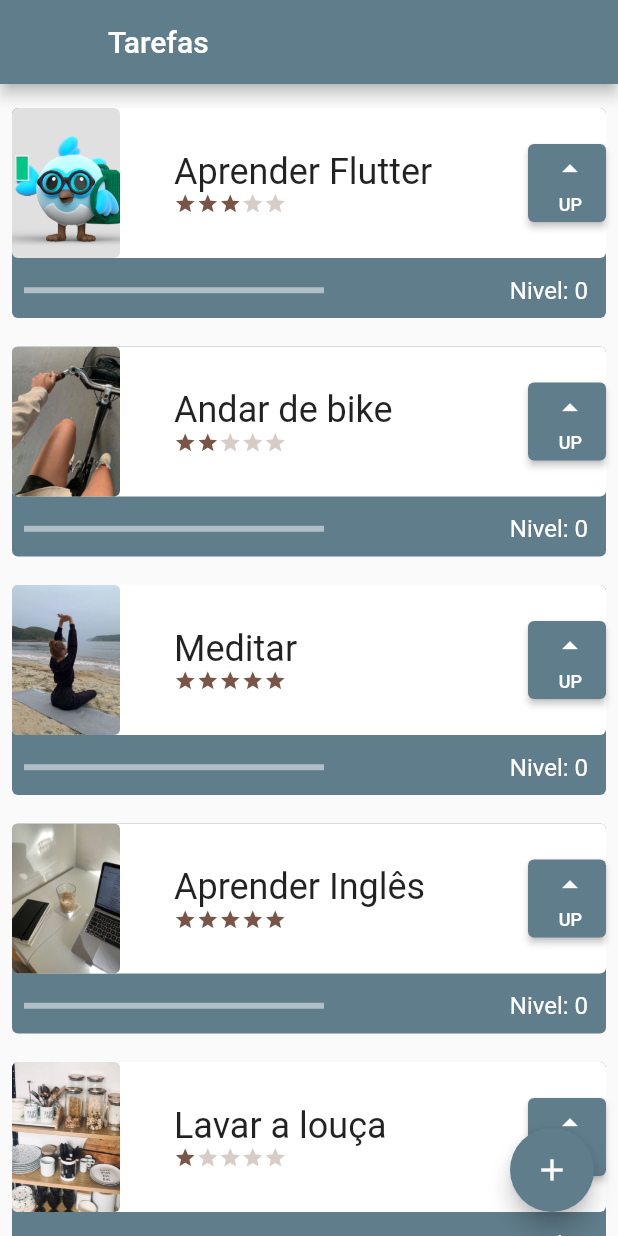
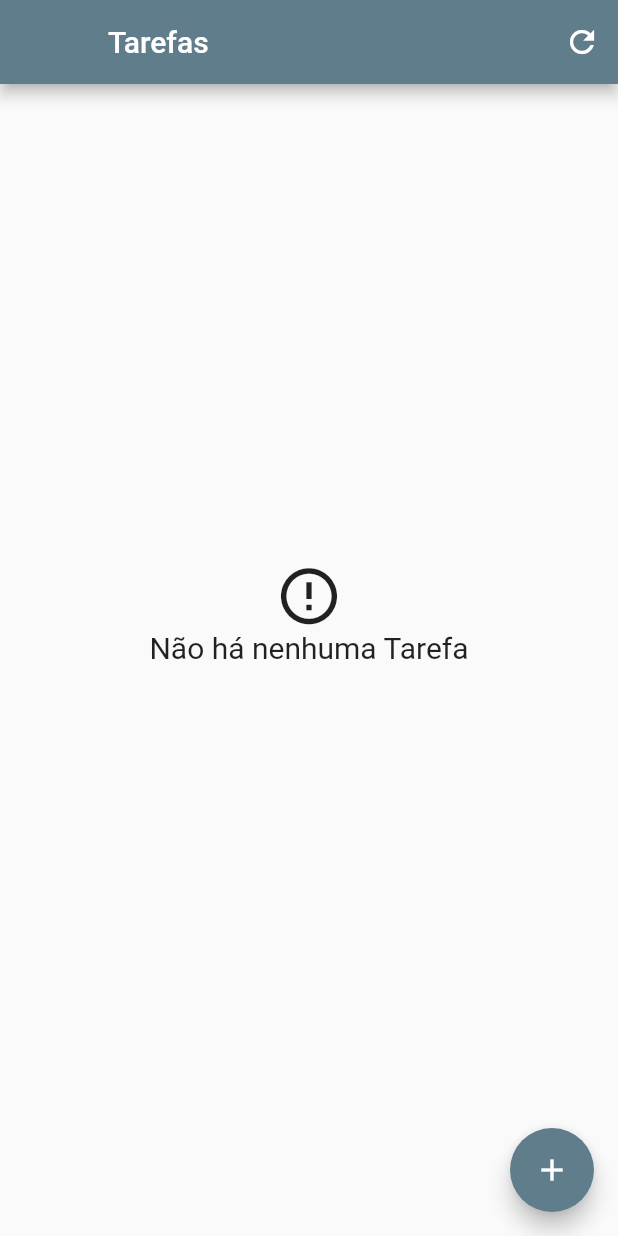
Before and after one commit to isabelaomaciel/to_do_list, a Flutter app: the screen it shows after launch, on a phone screen of 412 x 824 dp. Run offline on Flutter 3.47's test engine with Material 2 defaults, Android fonts, the phone set to English and light mode, and no system bars; our stand-ins replace sqflite; accounts and stored records are empty.

Commit message:
feat: database, delete button and reloading task

```diff
--- a/lib/components/task.dart
+++ b/lib/components/task.dart
@@ -1,5 +1,6 @@
 import 'package:flutter/material.dart';
 import 'package:to_do/components/difficulty.dart';
+import 'package:to_do/data/task_dao.dart';
 
 class Task extends StatefulWidget {
   final String name;
@@ -122,6 +123,9 @@ class _TaskState extends State<Task> {
                       height: 52,
                       width: 52,
                       child: ElevatedButton(
+                        onLongPress: (){
+                          TaskDao().delete(widget.name);
+                        },
                           onPressed: () {
                             setState(() {
                               upNivel();
--- a/lib/screens/form_screen.dart
+++ b/lib/screens/form_screen.dart
@@ -1,5 +1,8 @@
 import 'package:flutter/material.dart';
+import 'package:to_do/components/task.dart';
 import 'package:to_do/data/task_inherited.dart';
+
+import '../data/task_dao.dart';
 
 class FormScreen extends StatefulWidget {
   const FormScreen({Key? key, required this.taskContext}) : super(key: key);
@@ -24,11 +27,9 @@ class _FormScreenState extends State<FormScreen> {
     return false;
   }
 
-  bool difficultyValidator(String? value){
-    if(value != null && value.isEmpty){
-      if(value!.isEmpty ||
-          int.parse(value) > 5 ||
-          int.parse(value) < 1){
+  bool difficultyValidator(String? value) {
+    if (value != null && value.isEmpty) {
+      if (value!.isEmpty || int.parse(value) > 5 || int.parse(value) < 1) {
         return true;
       }
     }
@@ -140,14 +141,14 @@ class _FormScreenState extends State<FormScreen> {
                     ),
                   ),
                   ElevatedButton(
-                    onPressed: () {
+                    onPressed: () async {
                       if (_formKey.currentState!.validate()) {
-                        // print(nameController.text);
-                        // print(int.parse(difficultyController.text));
-                        TaskInherited.of(widget.taskContext).newTask(
-                            nameController.text,
-                            imageController.text,
-                            int.parse(difficultyController.text));
+                        await TaskDao().save(Task(
+                          nameController.text,
+                          imageController.text,
+                          int.parse(difficultyController.text),
+                        ));
+
                         ScaffoldMessenger.of(context).showSnackBar(
                           const SnackBar(
                             content: Text('Criando uma nova tarefa'),
--- a/lib/screens/initial_screen.dart
+++ b/lib/screens/initial_screen.dart
@@ -1,6 +1,9 @@
 import 'package:flutter/material.dart';
 import 'package:to_do/data/task_inherited.dart';
 import 'package:to_do/screens/form_screen.dart';
+
+import '../components/task.dart';
+import '../data/task_dao.dart';
 
 class InitialScreen extends StatefulWidget {
   const InitialScreen({Key? key}) : super(key: key);
@@ -15,14 +18,84 @@ class _InitialScreenState extends State<InitialScreen> {
     return Scaffold(
       appBar: AppBar(
         leading: Container(),
+        actions: [
+          IconButton(onPressed: (){setState(() {
+
+          });}, icon: Icon(Icons.refresh))
+        ],
         title: const Text('Tarefas'),
       ),
-      body: ListView(
+      body: Padding(
         padding: const EdgeInsets.only(
           top: 8,
           bottom: 70,
         ),
-        children: TaskInherited.of(context).taskList,
+        child: FutureBuilder<List<Task>>(
+            future: TaskDao().findAll(),
+            builder: (context, snapshot) {
+              List<Task>? items = snapshot.data;
+              switch (snapshot.connectionState) {
+                case ConnectionState.none:
+                  return Center(
+                    child: Column(
+                      children: [
+                        CircularProgressIndicator(),
+                        Text('Carregando'),
+                      ],
+                    ),
+                  );
+                  break;
+                case ConnectionState.waiting:
+                  return Center(
+                    child: Column(
+                      children: [
+                        CircularProgressIndicator(),
+                        Text('Carregando'),
+                      ],
+                    ),
+                  );
+                  break;
+                case ConnectionState.active:
+                  return Center(
+                    child: Column(
+                      children: [
+                        CircularProgressIndicator(),
+                        Text('Carregando'),
+                      ],
+                    ),
+                  );
+                  break;
+                case ConnectionState.done:
+                  if (snapshot.hasData && items != null) {
+                    if (items.isNotEmpty) {
+                      return ListView.builder(
+                          itemCount: items.length,
+                          itemBuilder: (BuildContext context, int index) {
+                            final Task tarefa = items[index];
+                            return tarefa;
+                          });
+                    }
+                    return Center(
+                      child: Column(
+                        mainAxisAlignment: MainAxisAlignment.center,
+                        children: [
+                          Icon(
+                            Icons.error_outline,
+                            size: 45,
+                          ),
+                          Text(
+                            'Não há nenhuma Tarefa',
+                            style: TextStyle(fontSize: 20),
+                          )
+                        ],
+                      ),
+                    );
+                  }
+                  return Text('Erro ao carregar Tarefas');
+                  break;
+              }
+              return Text('Erro desconhecido');
+            }),
       ),
       floatingActionButton: FloatingActionButton(
         onPressed: () {
@@ -33,7 +106,7 @@ class _InitialScreenState extends State<InitialScreen> {
                 taskContext: context,
               ),
             ),
-          );
+          ).then((value) => setState(() {}));
         },
         child: const Icon(Icons.add),
       ),
```
